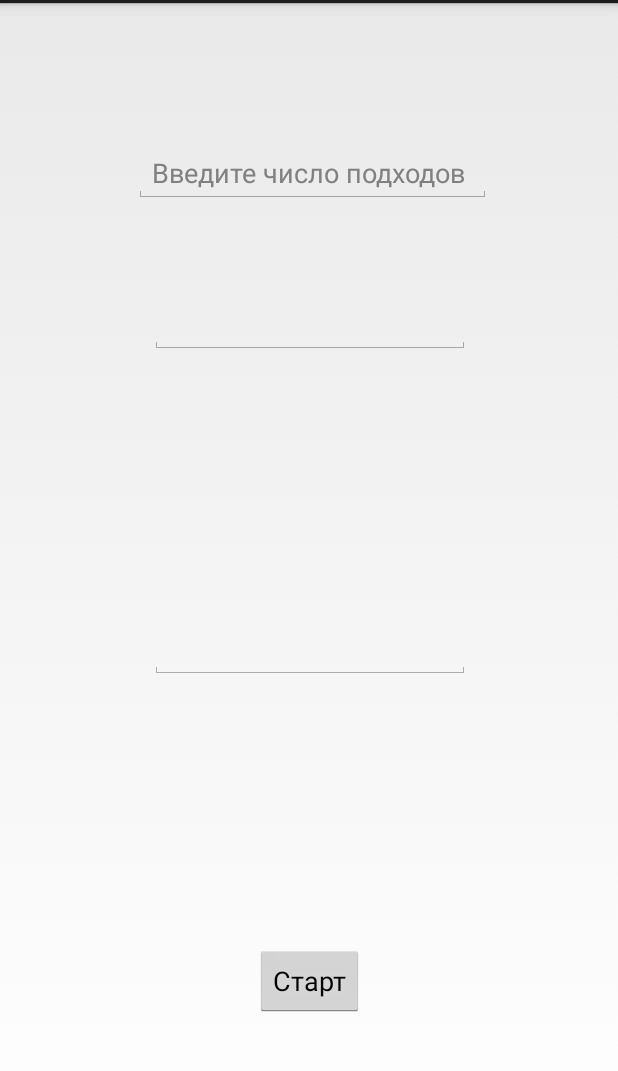
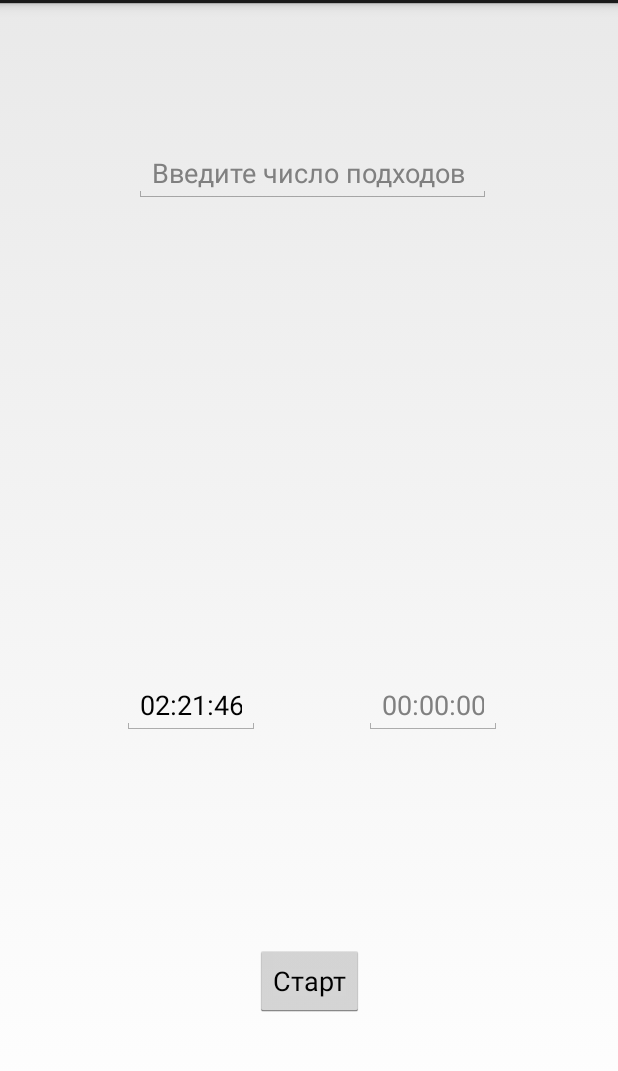
Before and after one commit to ahmadstudios/sportimer, an Android app: the screen it shows after launch (MainActivity), after a tap on "Старт", on a phone screen of 412 x 824 dp, the part 69-1140 px from its top. Run offline under Robolectric (Android 15) with nearby library versions, the phone set to English and light mode, and no system bars.

Commit message:
Добавил новый класс таймер, который делает обратный отсчёт.

```diff
--- a/app/src/main/java/com/ahmadstudios/sportimer/MainActivity.java
+++ b/app/src/main/java/com/ahmadstudios/sportimer/MainActivity.java
@@ -24,5 +24,10 @@ public class MainActivity extends Activity {
     public void onClick(View view) {
         Audio gong = new Audio();
         gong.playGong(this);
+
+        Timer timer = new Timer();
+        timer.setTime("02:23:73");
+        timer.setEditText(approachTimerEditText);
+        timer.start();
     }
 }
--- /dev/null
+++ b/app/src/main/java/com/ahmadstudios/sportimer/Timer.java
@@ -0,0 +1,47 @@
+package com.ahmadstudios.sportimer;
+
+import android.os.CountDownTimer;
+import android.widget.EditText;
+
+public class Timer {
+
+    private long time;
+    private EditText editText;
+
+    public void setTime(String timeInString) {
+        long minutes = Long.parseLong(timeInString.substring(0, 2));
+        long seconds = Long.parseLong(timeInString.substring(3, 5));
+        long milliseconds = Long.parseLong(timeInString.substring(6, 8));
+
+        time = minutes * 60000 + seconds * 1000 + milliseconds * 10;
+    }
+
+    public void setEditText(EditText approachTimerEditText) {
+        editText = approachTimerEditText;
+    }
+
+    public void start() {
+        CountDownTimer timer = new CountDownTimer(time, 10) {
+            @Override
+            public void onTick(long millisUntilFinished) {
+                long minutes = millisUntilFinished / 60000;
+                long seconds = (millisUntilFinished - minutes * 60000) / 1000;
+                long milliseconds = ((millisUntilFinished - minutes * 60000) % 1000) / 10;
+                String stringMinutes = Long.toString(minutes);
+                String stringSeconds = Long.toString(seconds);
+                String stringMilliseconds = Long.toString(milliseconds);
+
+                if (minutes < 10) stringMinutes = "0" + stringMinutes;
+                if (seconds < 10) stringSeconds = "0" + stringSeconds;
+                if (milliseconds < 10) stringMilliseconds = "0" + milliseconds;
+
+                editText.setText(stringMinutes + ":" + stringSeconds + ":" + stringMilliseconds);
+            }
+
+            @Override
+            public void onFinish() {
+                editText.setText("Бабах!");
+            }
+        }.start();
+    }
+}
--- a/app/src/main/res/layout/activity_main.xml
+++ b/app/src/main/res/layout/activity_main.xml
@@ -14,7 +14,7 @@
         android:layout_marginRight="8dp"
         android:layout_marginTop="100dp"
         android:ems="10"
-        android:hint="Введите число подходов"
+        android:hint="@string/number_approaches_hint"
         android:inputType="number"
         app:layout_constraintHorizontal_bias="0.514"
         app:layout_constraintLeft_toLeftOf="parent"
@@ -26,7 +26,7 @@
         android:layout_width="wrap_content"
         android:layout_height="wrap_content"
         android:onClick="onClick"
-        android:text="Старт"
+        android:text="@string/start_button_text"
         android:layout_marginLeft="8dp"
         app:layout_constraintLeft_toLeftOf="parent"
         android:layout_marginRight="8dp"
@@ -36,32 +36,32 @@
 
     <EditText
         android:id="@+id/approachTimerEditText"
-        android:layout_width="wrap_content"
-        android:layout_height="wrap_content"
+        android:layout_width="92dp"
+        android:layout_height="37dp"
+        android:layout_marginLeft="8dp"
         android:ems="10"
+        android:hint="@string/zero_time_hint"
         android:inputType="time"
-        android:layout_marginLeft="8dp"
         app:layout_constraintLeft_toLeftOf="parent"
         android:layout_marginRight="8dp"
         app:layout_constraintRight_toRightOf="parent"
-        android:layout_marginTop="61dp"
-        app:layout_constraintTop_toBottomOf="@+id/numberApproachesEditText"
-        app:layout_constraintHorizontal_bias="0.503" />
+        app:layout_constraintHorizontal_bias="0.242"
+        app:layout_constraintBottom_toBottomOf="parent"
+        android:layout_marginBottom="288dp" />
 
     <EditText
         android:id="@+id/restTimerEitText"
-        android:layout_width="wrap_content"
-        android:layout_height="wrap_content"
+        android:layout_width="92dp"
+        android:layout_height="37dp"
+        android:layout_marginRight="8dp"
         android:ems="10"
+        android:hint="@string/zero_time_hint"
         android:inputType="time"
+        app:layout_constraintRight_toRightOf="parent"
         android:layout_marginLeft="8dp"
         app:layout_constraintLeft_toLeftOf="parent"
-        android:layout_marginRight="8dp"
-        app:layout_constraintRight_toRightOf="parent"
-        android:layout_marginBottom="8dp"
-        app:layout_constraintBottom_toTopOf="@+id/startButton"
-        android:layout_marginTop="8dp"
-        app:layout_constraintTop_toBottomOf="@+id/approachTimerEditText"
-        app:layout_constraintHorizontal_bias="0.503" />
+        app:layout_constraintHorizontal_bias="0.771"
+        app:layout_constraintBottom_toBottomOf="parent"
+        android:layout_marginBottom="288dp" />
 
 </android.support.constraint.ConstraintLayout>
--- a/app/src/main/res/values/strings.xml
+++ b/app/src/main/res/values/strings.xml
@@ -1,3 +1,6 @@
 <resources>
     <string name="app_name">sportimer</string>
+    <string name="number_approaches_hint">Введите число подходов</string>
+    <string name="start_button_text">Старт</string>
+    <string name="zero_time_hint">00:00:00</string>
 </resources>
```
